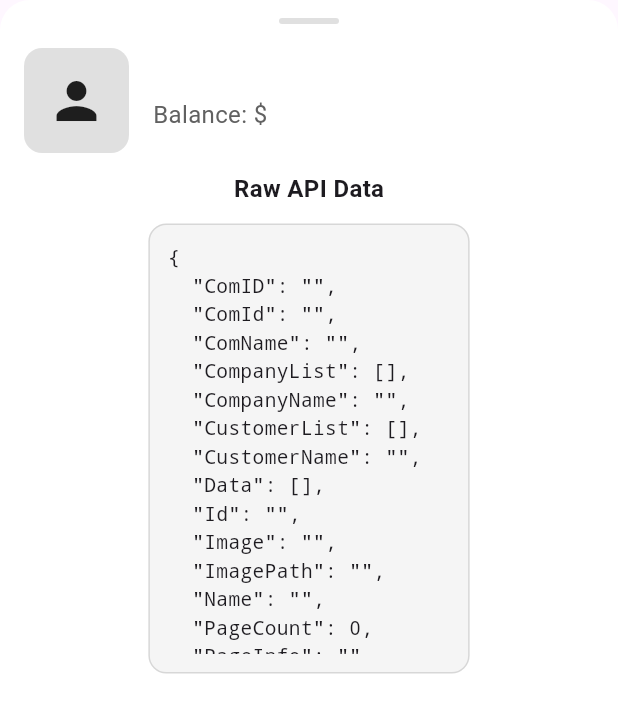
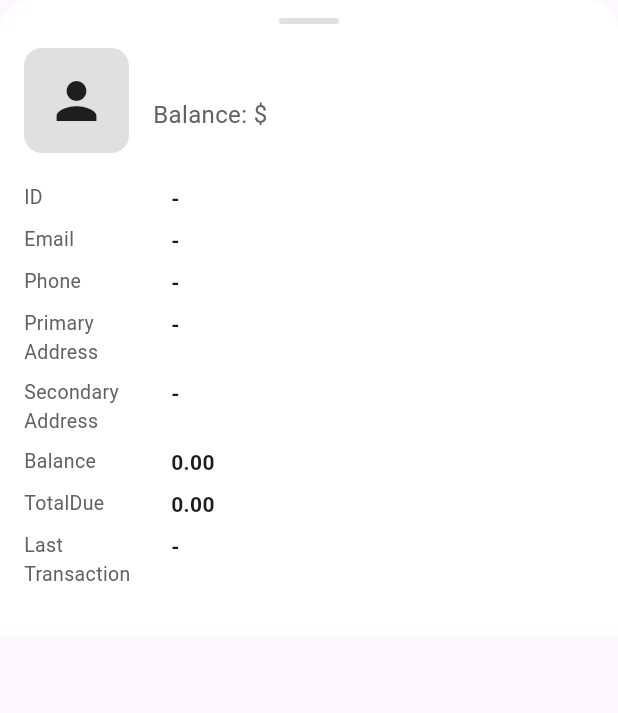
Before and after one commit to tahmidulislamfahim/user_auth_handling, a Flutter app: the CustomerDetails widget shown alone on an empty page, opened directly with empty values, on a phone screen of 412 x 824 dp. Shown: the top 713 px of the screen. Run offline on Flutter 3.47's test engine with Material 3 defaults, Android fonts, the phone set to English and light mode, and no system bars; our stand-ins replace get, get_storage; accounts and stored records are empty; network calls fail.

Commit message:
refactor: remove customer_details widget and update imports to use customer_details_view

```diff
--- a/lib/widgets/customer_details.dart
+++ b/lib/widgets/customer_details_view.dart
@@ -1,6 +1,6 @@
-import 'dart:convert';
+import 'dart:typed_data';
 import 'package:flutter/material.dart';
-import 'package:flutter/services.dart';
+import 'package:user_auth_handling/widgets/detail_row.dart';
 
 class CustomerDetails extends StatelessWidget {
   final dynamic item;
@@ -117,35 +117,74 @@ class CustomerDetails extends StatelessWidget {
 
             const SizedBox(height: 12),
 
-            // Raw Data Section
-            const Text(
-              "Raw API Data",
-              style: TextStyle(fontSize: 16, fontWeight: FontWeight.w600),
+            const SizedBox(height: 8),
+
+            DetailRow(label: 'ID', value: _pick(item, ['Id'])),
+            const SizedBox(height: 8),
+            DetailRow(label: 'Email', value: _pick(item, ['Email'])),
+            const SizedBox(height: 8),
+            DetailRow(label: 'Phone', value: _pick(item, ['Phone'])),
+            const SizedBox(height: 8),
+            DetailRow(
+              label: 'Primary Address',
+              value: _pick(item, ['PrimaryAddress']),
             ),
-            const SizedBox(height: 12),
-
-            Container(
-              constraints: const BoxConstraints(maxHeight: 300),
-              padding: const EdgeInsets.all(12),
-              decoration: BoxDecoration(
-                color: Colors.grey[100],
-                borderRadius: BorderRadius.circular(12),
-                border: Border.all(color: Colors.black12),
-              ),
-              child: SingleChildScrollView(
-                child: SelectableText(
-                  (item is Map || item is List)
-                      ? const JsonEncoder.withIndent('  ').convert(item)
-                      : item.toString(),
-                  style: const TextStyle(fontFamily: 'monospace', fontSize: 13),
-                ),
-              ),
+            const SizedBox(height: 8),
+            DetailRow(
+              label: 'Secondary Address',
+              value: _pick(item, ['SecoundaryAddress']),
             ),
-
-            const SizedBox(height: 16),
+            const SizedBox(height: 8),
+            DetailRow(
+              label: 'Balance',
+              value: _formatCurrency(_pick(item, ['Balance'])),
+            ),
+            const SizedBox(height: 8),
+            DetailRow(
+              label: 'TotalDue',
+              value: _formatCurrency(_pick(item, ['TotalDue'])),
+            ),
+            const SizedBox(height: 8),
+            DetailRow(
+              label: 'Last Transaction',
+              value: _pick(item, ['LastTransactionDate']),
+            ),
+            const SizedBox(height: 20),
           ],
         ),
       ),
     );
   }
+
+  String _pick(dynamic item, List<String> keys) {
+    if (item is Map) {
+      for (final k in keys) {
+        if (item.containsKey(k) && item[k] != null) {
+          final s = item[k].toString();
+          if (s.trim().isNotEmpty) return s;
+        }
+      }
+    }
+    return '';
+  }
+
+  String _formatCurrency(String? raw) {
+    if (raw == null || raw.trim().isEmpty) return '0.00';
+    num? n;
+    try {
+      n = num.parse(raw.toString());
+    } catch (_) {
+      return raw;
+    }
+    final fixed = n.toStringAsFixed(2);
+    final parts = fixed.split('.');
+    final intPart = parts[0];
+    final dec = parts.length > 1 ? parts[1] : '00';
+    final regex = RegExp(r"(\d+)(\d{3})");
+    var s = intPart;
+    while (regex.hasMatch(s)) {
+      s = s.replaceAllMapped(regex, (m) => '${m[1]},${m[2]}');
+    }
+    return '$s.$dec';
+  }
 }
--- a/lib/widgets/customer_tile.dart
+++ b/lib/widgets/customer_tile.dart
@@ -2,7 +2,7 @@ import 'package:flutter/material.dart';
 import 'package:flutter/services.dart';
 import 'package:http/http.dart' as http;
 import 'package:user_auth_handling/data/api_provider.dart';
-import 'package:user_auth_handling/widgets/customer_details.dart';
+import 'package:user_auth_handling/widgets/customer_details_view.dart';
 
 class CustomerTile extends StatelessWidget {
   final dynamic item;
--- /dev/null
+++ b/lib/widgets/detail_row.dart
@@ -0,0 +1,30 @@
+import 'package:flutter/material.dart';
+
+class DetailRow extends StatelessWidget {
+  final String label;
+  final String value;
+  const DetailRow({super.key, required this.label, required this.value});
+
+  @override
+  Widget build(BuildContext context) {
+    return Row(
+      crossAxisAlignment: CrossAxisAlignment.start,
+      children: [
+        SizedBox(
+          width: 90,
+          child: Text(
+            label,
+            style: TextStyle(fontSize: 13, color: Colors.grey[700]),
+          ),
+        ),
+        const SizedBox(width: 8),
+        Expanded(
+          child: Text(
+            value.isEmpty ? '-' : value,
+            style: const TextStyle(fontSize: 14, fontWeight: FontWeight.w600),
+          ),
+        ),
+      ],
+    );
+  }
+}
```
